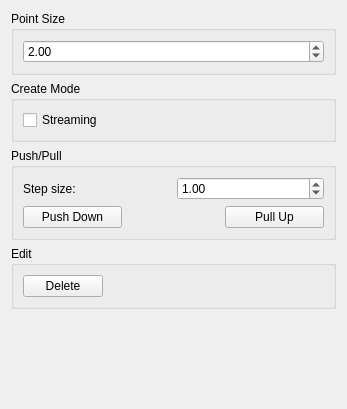
The window that mapclientplugins/segmentationstep/tools/qt/point.ui (tsalemink/segmentationstep) describes before a commit, drawn with Qt 5.
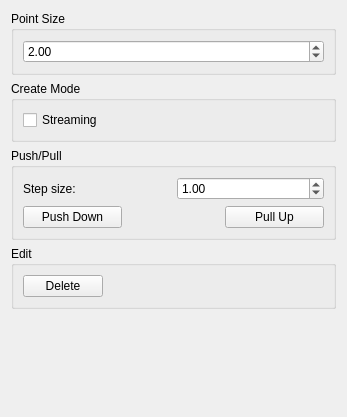
The same window after the commit.

The edit to the form file:
```diff
--- a/mapclientplugins/segmentationstep/tools/qt/point.ui
+++ b/mapclientplugins/segmentationstep/tools/qt/point.ui
@@ -7,7 +7,7 @@
     <x>0</x>
     <y>0</y>
     <width>347</width>
-    <height>409</height>
+    <height>417</height>
    </rect>
   </property>
   <property name="windowTitle">
```
